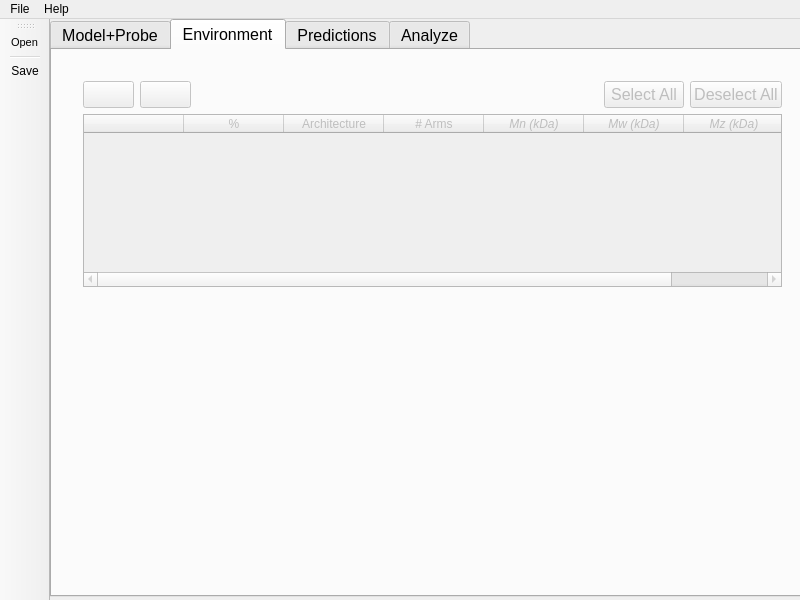
This is GUI/mainwindow.ui in ktaletsk/gpu_dsm as Qt 5 draws it before an edit. The edited form follows.
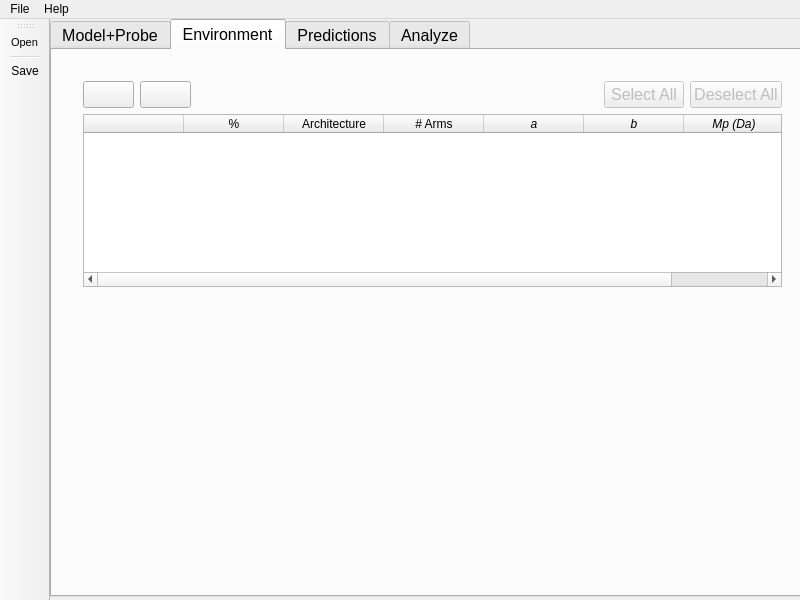
This is the edited form. The open tabs and pages were chosen to show the change. Icons and pictures are not drawn. Custom widgets are drawn as their Qt base class.

Commit message: -Simulation with polydispersity now work with GUI -Small interface problems fixed

```diff
--- a/GUI/mainwindow.ui
+++ b/GUI/mainwindow.ui
@@ -617,7 +617,7 @@
          <item>
           <widget class="QPushButton" name="add">
            <property name="enabled">
-            <bool>false</bool>
+            <bool>true</bool>
            </property>
            <property name="text">
             <string/>
@@ -631,7 +631,7 @@
          <item>
           <widget class="QPushButton" name="remove">
            <property name="enabled">
-            <bool>false</bool>
+            <bool>true</bool>
            </property>
            <property name="text">
             <string/>
@@ -688,7 +688,7 @@
        <item>
         <widget class="QTableWidget" name="tableWidget_2">
          <property name="enabled">
-          <bool>false</bool>
+          <bool>true</bool>
          </property>
          <column>
           <property name="text">
@@ -712,7 +712,7 @@
          </column>
          <column>
           <property name="text">
-           <string>Mn (kDa)</string>
+           <string>a</string>
           </property>
           <property name="font">
            <font>
@@ -722,7 +722,7 @@
          </column>
          <column>
           <property name="text">
-           <string>Mw (kDa)</string>
+           <string>b</string>
           </property>
           <property name="font">
            <font>
@@ -732,7 +732,7 @@
          </column>
          <column>
           <property name="text">
-           <string>Mz (kDa)</string>
+           <string>Mp (Da)</string>
           </property>
           <property name="font">
            <font>
```
Left out of the diff: 30 changed lines with no effect on the pictures. The commit also changes 5 other files.
